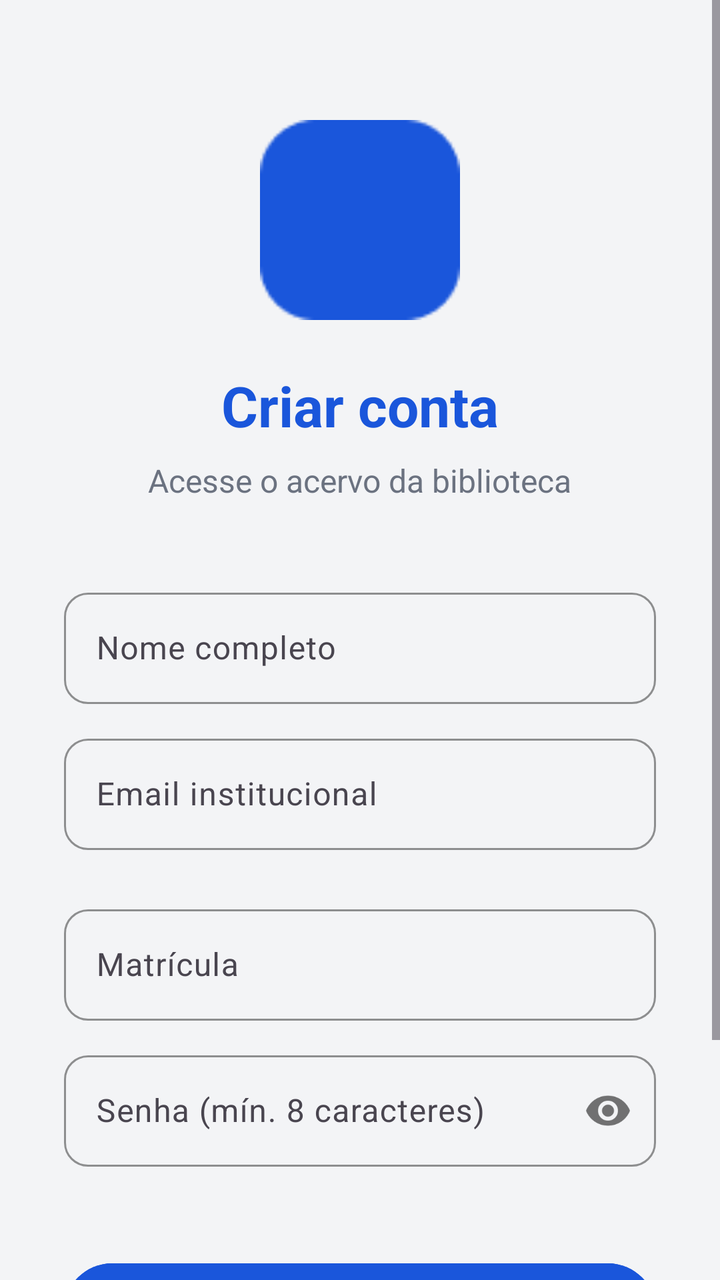
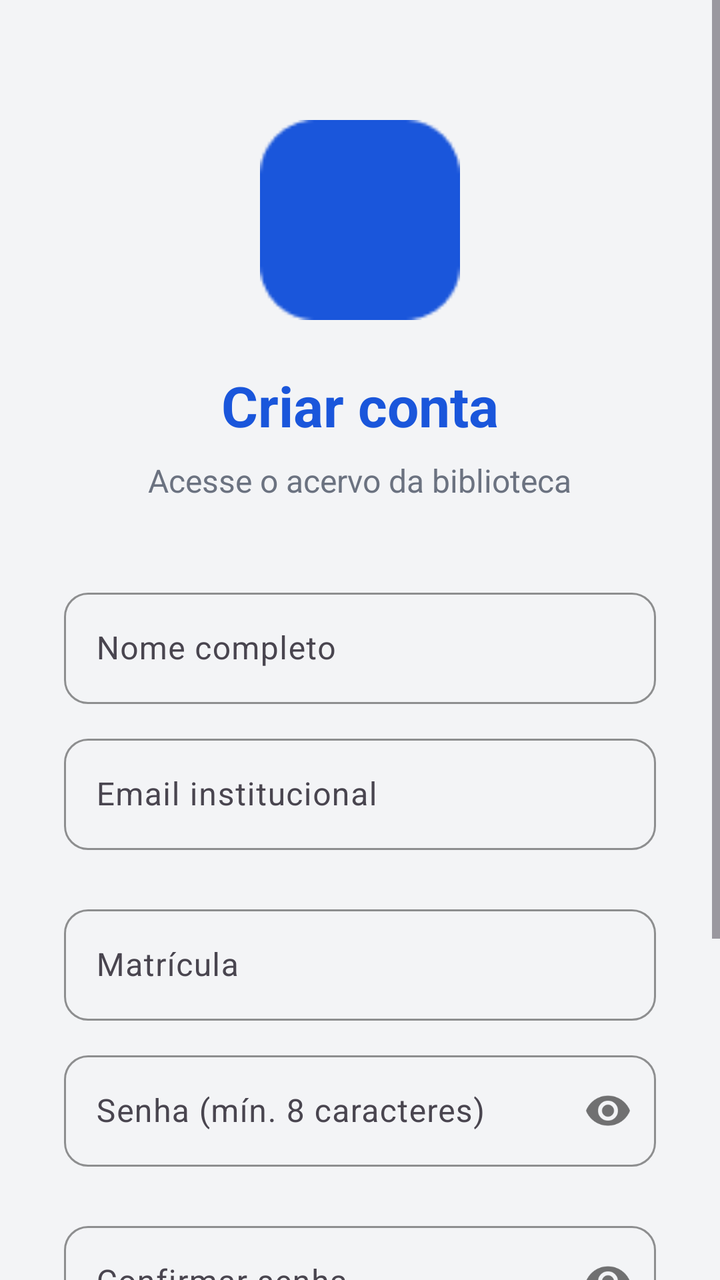

Compare the two renders of this Android layout. The source of the first and the diff that turns it into the second are given below.
<!-- AndroidManifest.xml: application theme Theme.DEVWEB -->
<!-- res/layout/activity_cadastro.xml -->
<?xml version="1.0" encoding="utf-8"?>
<ScrollView xmlns:android="http://schemas.android.com/apk/res/android"
    xmlns:app="http://schemas.android.com/apk/res-auto"
    android:layout_width="match_parent"
    android:layout_height="match_parent"
    android:background="@color/background_light"
    android:fillViewport="true">

    <LinearLayout
        android:layout_width="match_parent"
        android:layout_height="wrap_content"
        android:orientation="vertical"
        android:gravity="center_horizontal"
        android:paddingHorizontal="32dp"
        android:paddingTop="60dp"
        android:paddingBottom="40dp">

        <ImageView
            android:id="@+id/imgLogo"
            android:layout_width="100dp"
            android:layout_height="100dp"
            android:src="@drawable/logo"
            app:tint="@color/blue_royal"
            android:contentDescription="@string/content_desc_logo" />

        <TextView
            android:id="@+id/tvTitle"
            android:layout_width="wrap_content"
            android:layout_height="wrap_content"
            android:text="@string/register_title"
            android:textColor="@color/blue_royal"
            android:textSize="28sp"
            android:textStyle="bold"
            android:layout_marginTop="24dp" />

        <TextView
            android:id="@+id/tvSubtitle"
            android:layout_width="wrap_content"
            android:layout_height="wrap_content"
            android:text="@string/register_subtitle"
            android:textColor="@color/text_secondary"
            android:textSize="16sp"
            android:layout_marginTop="8dp" />

        <com.google.android.material.textfield.TextInputLayout
            android:id="@+id/tilNome"
            style="@style/Widget.Material3.TextInputLayout.OutlinedBox"
            android:layout_width="match_parent"
            android:layout_height="wrap_content"
            android:layout_marginTop="40dp"
            app:boxCornerRadiusBottomEnd="12dp"
            app:boxCornerRadiusBottomStart="12dp"
            app:boxCornerRadiusTopEnd="12dp"
            app:boxCornerRadiusTopStart="12dp"
            app:boxStrokeColor="@color/blue_royal"
            app:hintTextColor="@color/blue_royal"
            android:hint="@string/name_hint">

            <com.google.android.material.textfield.TextInputEditText
                android:id="@+id/etNome"
                android:layout_width="match_parent"
                android:layout_height="wrap_content"
                android:inputType="textPersonName"
                android:textColor="@color/text_primary" />
        </com.google.android.material.textfield.TextInputLayout>

        <com.google.android.material.textfield.TextInputLayout
            android:id="@+id/tilEmail"
            style="@style/Widget.Material3.TextInputLayout.OutlinedBox"
            android:layout_width="match_parent"
            android:layout_height="wrap_content"
            android:layout_marginTop="12dp"
            app:boxCornerRadiusBottomEnd="12dp"
            app:boxCornerRadiusBottomStart="12dp"
            app:boxCornerRadiusTopEnd="12dp"
            app:boxCornerRadiusTopStart="12dp"
            app:boxStrokeColor="@color/blue_royal"
            app:hintTextColor="@color/blue_royal"
            android:hint="@string/email_inst_hint"
            app:errorEnabled="true">

            <com.google.android.material.textfield.TextInputEditText
                android:id="@+id/etEmail"
                android:layout_width="match_parent"
                android:layout_height="wrap_content"
                android:inputType="textEmailAddress"
                android:textColor="@color/text_primary" />
        </com.google.android.material.textfield.TextInputLayout>

        <com.google.android.material.textfield.TextInputLayout
            android:id="@+id/tilMatricula"
            style="@style/Widget.Material3.TextInputLayout.OutlinedBox"
            android:layout_width="match_parent"
            android:layout_height="wrap_content"
            android:layout_marginTop="4dp"
            app:boxCornerRadiusBottomEnd="12dp"
            app:boxCornerRadiusBottomStart="12dp"
            app:boxCornerRadiusTopEnd="12dp"
            app:boxCornerRadiusTopStart="12dp"
            app:boxStrokeColor="@color/blue_royal"
            app:hintTextColor="@color/blue_royal"
            android:hint="@string/matricula_hint">

            <com.google.android.material.textfield.TextInputEditText
                android:id="@+id/etMatricula"
                android:layout_width="match_parent"
                android:layout_height="wrap_content"
                android:inputType="number"
                android:textColor="@color/text_primary" />
        </com.google.android.material.textfield.TextInputLayout>

        <com.google.android.material.textfield.TextInputLayout
            android:id="@+id/tilSenha"
            style="@style/Widget.Material3.TextInputLayout.OutlinedBox"
            android:layout_width="match_parent"
            android:layout_height="wrap_content"
            android:layout_marginTop="12dp"
            app:boxCornerRadiusBottomEnd="12dp"
            app:boxCornerRadiusBottomStart="12dp"
            app:boxCornerRadiusTopEnd="12dp"
            app:boxCornerRadiusTopStart="12dp"
            app:boxStrokeColor="@color/blue_royal"
            app:hintTextColor="@color/blue_royal"
            android:hint="@string/password_rules_hint"
            app:passwordToggleEnabled="true"
            app:errorEnabled="true">

            <com.google.android.material.textfield.TextInputEditText
                android:id="@+id/etSenha"
                android:layout_width="match_parent"
                android:layout_height="wrap_content"
                android:inputType="textPassword"
                android:textColor="@color/text_primary" />
        </com.google.android.material.textfield.TextInputLayout>

        <com.google.android.material.button.MaterialButton
            android:id="@+id/btnCriarConta"
            android:layout_width="match_parent"
            android:layout_height="56dp"
            android:layout_marginTop="24dp"
            android:text="@string/btn_create_account"
            android:textColor="@color/white"
            android:textSize="16sp"
            android:textStyle="bold"
            android:backgroundTint="@color/blue_royal"
            app:cornerRadius="28dp" />

        <ProgressBar
            android:id="@+id/progressBar"
            android:layout_width="wrap_content"
            android:layout_height="wrap_content"
            android:layout_marginTop="16dp"
            android:visibility="gone" />

        <com.google.android.material.button.MaterialButton
            android:id="@+id/btnLogin"
            style="@style/Widget.Material3.Button.TextButton"
            android:layout_width="match_parent"
            android:layout_height="56dp"
            android:layout_marginTop="8dp"
            android:text="@string/btn_already_have_account"
            android:textColor="@color/blue_royal"
            android:textSize="14sp" />

    </LinearLayout>

</ScrollView>
<!-- resources referenced by this layout -->
<resources>
  <color name="background_light">#F3F4F6</color>
  <color name="blue_royal">#1A56DB</color>
  <color name="text_primary">@color/text_primary_light</color>
  <color name="text_secondary">@color/text_secondary_light</color>
  <color name="white">#FFFFFF</color>
  <!-- drawable logo: png bitmap (drawable, 3483 bytes) -->
  <string name="btn_already_have_account">Já tem uma conta? Login</string>
  <string name="btn_create_account">Criar conta</string>
  <string name="content_desc_logo">Logo da Biblioteca</string>
  <string name="email_inst_hint">Email institucional</string>
  <string name="matricula_hint">Matrícula</string>
  <string name="name_hint">Nome completo</string>
  <string name="password_rules_hint">Senha (mín. 8 caracteres)</string>
  <string name="register_subtitle">Acesse o acervo da biblioteca</string>
  <string name="register_title">Criar conta</string>
  <style name="Theme.DEVWEB" parent="Base.Theme.DEVWEB" />
  <color name="text_primary_light">#111827</color>
  <color name="text_secondary_light">#6B7280</color>
  <style name="Base.Theme.DEVWEB" parent="Theme.Material3.DayNight.NoActionBar">
          <item name="colorPrimary">@color/blue_royal</item>
          <item name="colorPrimaryVariant">@color/blue_deep</item>
          <item name="colorOnPrimary">@color/white</item>
          <item name="colorSecondary">@color/blue_soft</item>
          <item name="colorOnSecondary">@color/blue_deep</item>
          <item name="android:colorBackground">@color/background_light</item>
          <item name="colorSurface">@color/white</item>
          <item name="colorOnSurface">@color/text_primary_light</item>
      </style>
  <color name="blue_deep">#1E429F</color>
  <color name="blue_soft">#76A9FA</color>
</resources>

<!-- the commit's change to res/layout/activity_cadastro.xml (unified diff, before → after) -->
@@ -133,6 +133,30 @@
                 android:textColor="@color/text_primary" />
         </com.google.android.material.textfield.TextInputLayout>
 
+        <com.google.android.material.textfield.TextInputLayout
+            android:id="@+id/tilConfirmarSenha"
+            style="@style/Widget.Material3.TextInputLayout.OutlinedBox"
+            android:layout_width="match_parent"
+            android:layout_height="wrap_content"
+            android:layout_marginTop="4dp"
+            app:boxCornerRadiusBottomEnd="12dp"
+            app:boxCornerRadiusBottomStart="12dp"
+            app:boxCornerRadiusTopEnd="12dp"
+            app:boxCornerRadiusTopStart="12dp"
+            app:boxStrokeColor="@color/blue_royal"
+            app:hintTextColor="@color/blue_royal"
+            android:hint="@string/confirm_password_hint"
+            app:passwordToggleEnabled="true"
+            app:errorEnabled="true">
+
+            <com.google.android.material.textfield.TextInputEditText
+                android:id="@+id/etConfirmarSenha"
+                android:layout_width="match_parent"
+                android:layout_height="wrap_content"
+                android:inputType="textPassword"
+                android:textColor="@color/text_primary" />
+        </com.google.android.material.textfield.TextInputLayout>
+
         <com.google.android.material.button.MaterialButton
             android:id="@+id/btnCriarConta"
             android:layout_width="match_parent"
<!-- resource entries referenced after the edit -->
@@ -8,6 +8,7 @@
   <!-- drawable logo: png bitmap (drawable, 3483 bytes) -->
   <string name="btn_already_have_account">Já tem uma conta? Login</string>
   <string name="btn_create_account">Criar conta</string>
+  <string name="confirm_password_hint">Confirmar senha</string>
   <string name="content_desc_logo">Logo da Biblioteca</string>
   <string name="email_inst_hint">Email institucional</string>
   <string name="matricula_hint">Matrícula</string>
